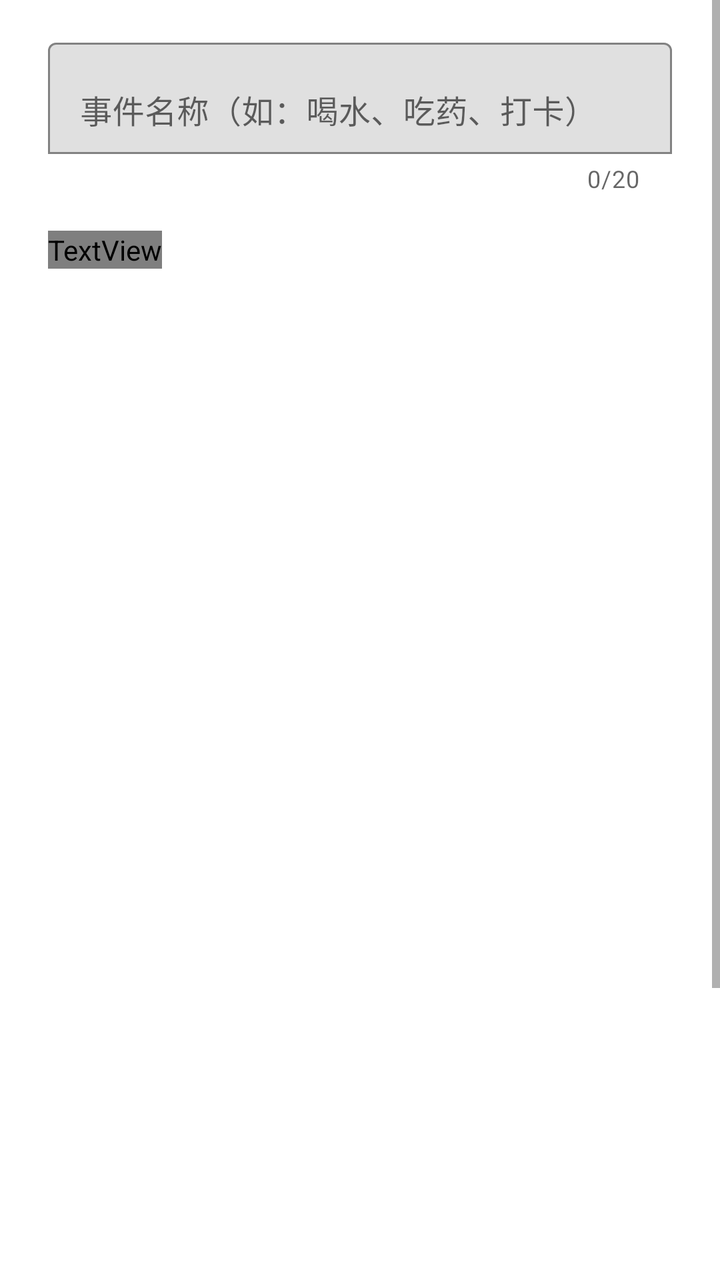
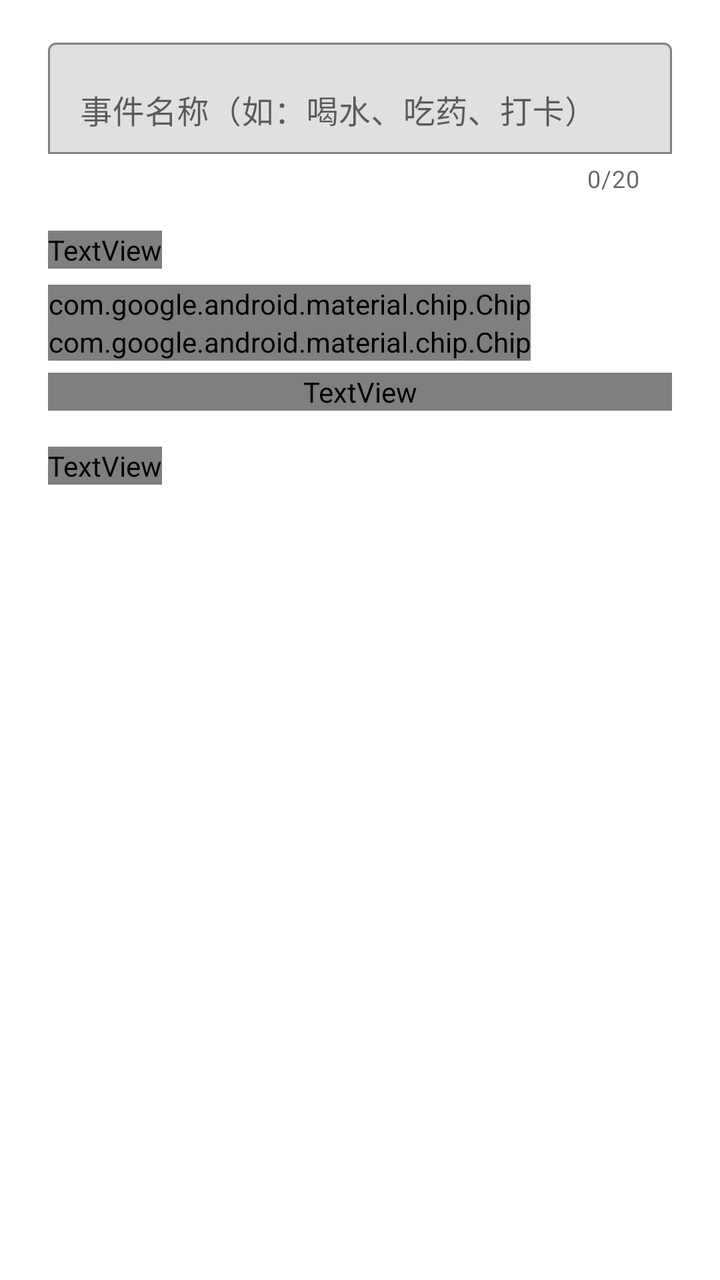

Before-and-after screenshots of an Android layout around one commit, followed by the original layout XML and the change that was made.
<!-- AndroidManifest.xml: fallback theme Theme.MaterialComponents.DayNight.NoActionBar -->
<!-- res/layout/dialog_edit_event.xml -->
<?xml version="1.0" encoding="utf-8"?>
<ScrollView xmlns:android="http://schemas.android.com/apk/res/android"
    xmlns:app="http://schemas.android.com/apk/res-auto"
    android:layout_width="match_parent"
    android:layout_height="wrap_content">

    <LinearLayout
        android:layout_width="match_parent"
        android:layout_height="wrap_content"
        android:orientation="vertical"
        android:paddingStart="24dp"
        android:paddingEnd="24dp"
        android:paddingTop="16dp"
        android:paddingBottom="8dp">

        <com.google.android.material.textfield.TextInputLayout
            android:id="@+id/inputName"
            android:layout_width="match_parent"
            android:layout_height="wrap_content"
            android:hint="@string/event_name_hint"
            app:boxBackgroundMode="outline"
            app:counterEnabled="true"
            app:counterMaxLength="20">

            <com.google.android.material.textfield.TextInputEditText
                android:id="@+id/editName"
                android:layout_width="match_parent"
                android:layout_height="wrap_content"
                android:inputType="text"
                android:maxLength="20"
                android:imeOptions="actionDone" />
        </com.google.android.material.textfield.TextInputLayout>

        <TextView
            android:layout_width="wrap_content"
            android:layout_height="wrap_content"
            android:layout_marginTop="18dp"
            android:text="@string/event_type_label"
            android:textColor="?attr/colorOnSurfaceVariant"
            android:textSize="13sp" />

        <com.google.android.material.chip.ChipGroup
            android:id="@+id/chipType"
            android:layout_width="match_parent"
            android:layout_height="wrap_content"
            android:layout_marginTop="8dp"
            app:singleSelection="true">

            <com.google.android.material.chip.Chip
                android:id="@+id/chipPoint"
                style="@style/Widget.Material3.Chip.Filter"
                android:layout_width="0dp"
                android:layout_height="wrap_content"
                android:layout_weight="1"
                android:text="@string/event_type_point" />

            <com.google.android.material.chip.Chip
                android:id="@+id/chipInterval"
                style="@style/Widget.Material3.Chip.Filter"
                android:layout_width="0dp"
                android:layout_height="wrap_content"
                android:layout_weight="1"
                android:text="@string/event_type_interval" />
        </com.google.android.material.chip.ChipGroup>

        <TextView
            android:id="@+id/tvTypeHint"
            android:layout_width="match_parent"
            android:layout_height="wrap_content"
            android:layout_marginTop="6dp"
            android:text="@string/event_type_point_hint"
            android:textColor="?attr/colorOnSurfaceVariant"
            android:textSize="12sp" />

        <TextView
            android:layout_width="wrap_content"
            android:layout_height="wrap_content"
            android:layout_marginTop="18dp"
            android:text="@string/event_color_label"
            android:textColor="?attr/colorOnSurfaceVariant"
            android:textSize="13sp" />

        <androidx.recyclerview.widget.RecyclerView
            android:id="@+id/recyclerColors"
            android:layout_width="match_parent"
            android:layout_height="wrap_content"
            android:layout_marginTop="10dp"
            android:overScrollMode="never"
            android:nestedScrollingEnabled="false" />
    </LinearLayout>
</ScrollView>
<!-- resources referenced by this layout -->
<resources>
  <string name="event_color_label">选择颜色</string>
  <string name="event_name_hint">事件名称（如：喝水、吃药、打卡）</string>
  <string name="event_type_interval">时间段</string>
  <string name="event_type_label">记录方式</string>
  <string name="event_type_point">点时刻</string>
  <string name="event_type_point_hint">点一下记一个瞬间（吃药、打卡）</string>
</resources>

<!-- the commit's change to res/layout/dialog_edit_event.xml (unified diff, before → after) -->
@@ -49,17 +49,16 @@
             <com.google.android.material.chip.Chip
                 android:id="@+id/chipPoint"
                 style="@style/Widget.Material3.Chip.Filter"
-                android:layout_width="0dp"
+                android:layout_width="wrap_content"
                 android:layout_height="wrap_content"
-                android:layout_weight="1"
+                android:layout_marginEnd="8dp"
                 android:text="@string/event_type_point" />
 
             <com.google.android.material.chip.Chip
                 android:id="@+id/chipInterval"
                 style="@style/Widget.Material3.Chip.Filter"
-                android:layout_width="0dp"
+                android:layout_width="wrap_content"
                 android:layout_height="wrap_content"
-                android:layout_weight="1"
                 android:text="@string/event_type_interval" />
         </com.google.android.material.chip.ChipGroup>
 
